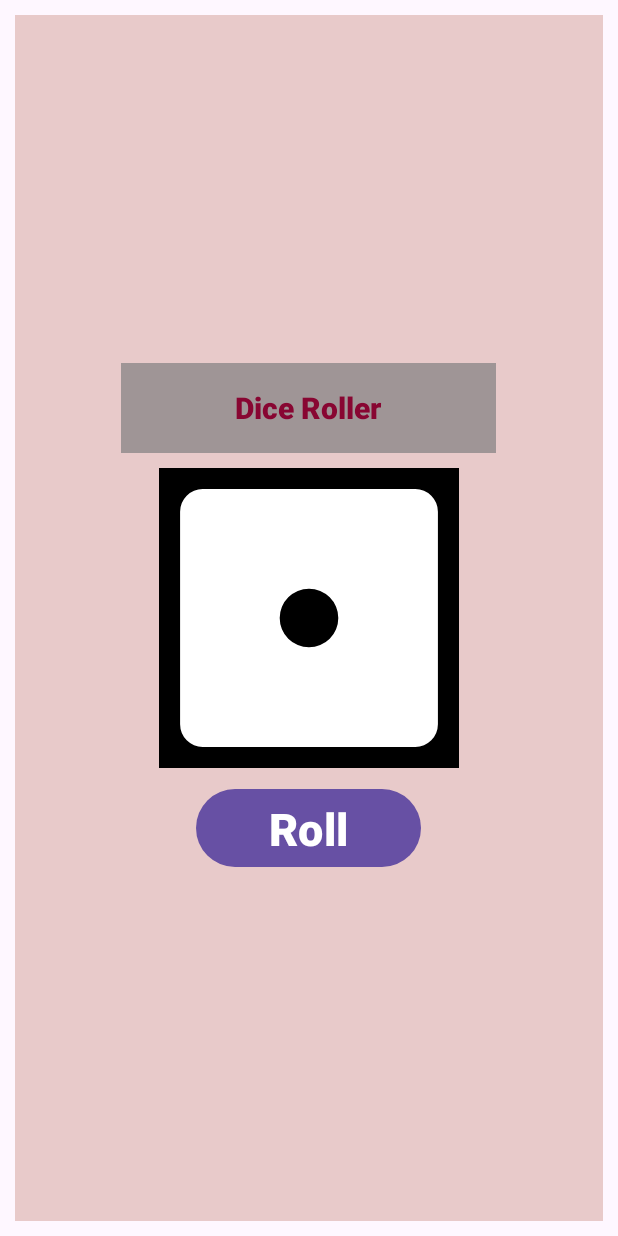
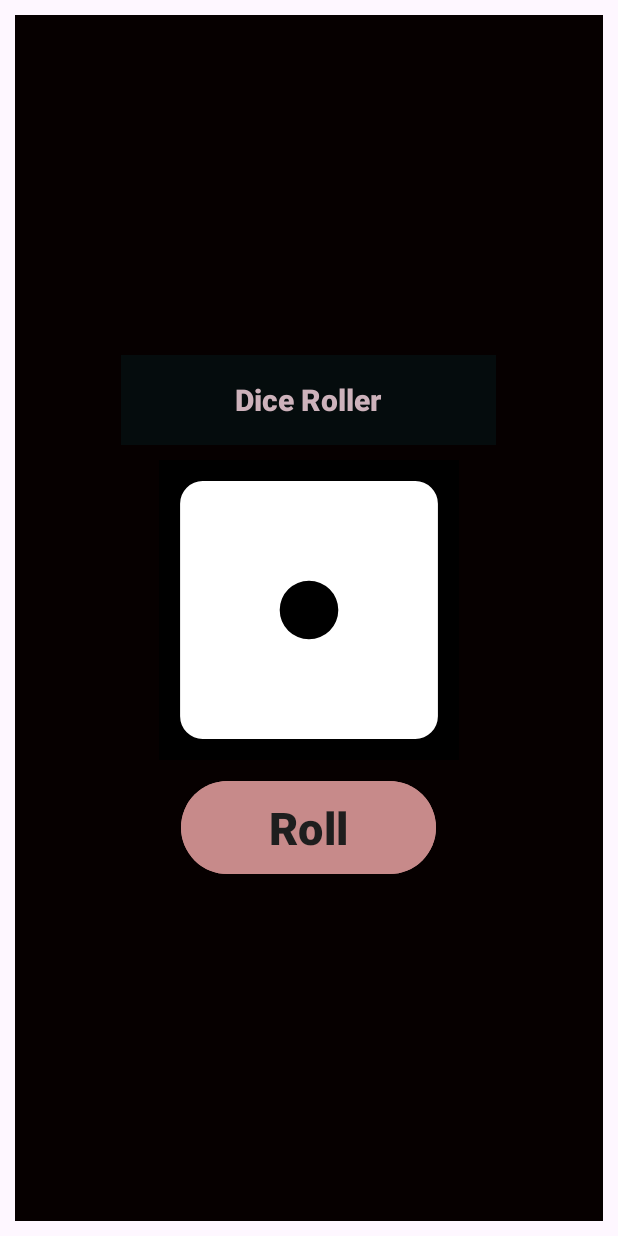
Before and after one commit to Adamweb-jido/DiceRoller, an Android app: the layout activity_main.xml on its own in the app's theme, with its tools: preview values and no code run, on a phone screen of 412 x 824 dp. Run offline under Robolectric (Android 15) with nearby library versions, the phone set to English and light mode, and no system bars.

Commit message:
Another changes

```diff
--- a/app/src/main/res/layout/activity_main.xml
+++ b/app/src/main/res/layout/activity_main.xml
@@ -7,7 +7,7 @@
     android:padding="15dp"
     android:orientation="vertical"
     android:gravity="center"
-    android:background="#E8CACA"
+    android:background="#060000"
     android:layout_margin="10dp"
     tools:context=".MainActivity">
 
@@ -21,7 +21,7 @@
         android:gravity="center"
         android:textAlignment="center"
         android:fontFamily="sans-serif-black"
-        android:textColor="#880632"
+        android:textColor="#CDB2BB"
         android:background="#5205262B"/>
 
     <ImageView
@@ -37,10 +37,12 @@
 
     <Button
         android:id="@+id/myBtn"
-        android:layout_width="150dp"
-        android:layout_height="60dp"
+        android:layout_width="170dp"
+        android:layout_height="70dp"
         android:text="Roll"
         android:textSize="30sp"
+        android:textColor="#1E1E1E"
+        android:backgroundTint="#C78A8A"
         android:fontFamily="sans-serif-black"
         />
 
```
